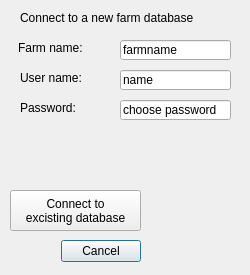
axelande/geodatafarm3, file widgets/connect_to_farm_base.ui: the form before one commit.
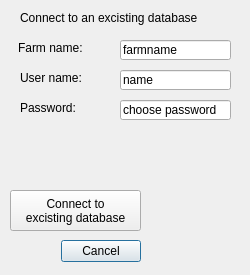
The form after the commit.

Patch:
```diff
--- a/widgets/connect_to_farm_base.ui
+++ b/widgets/connect_to_farm_base.ui
@@ -120,7 +120,7 @@
     </rect>
    </property>
    <property name="text">
-    <string>Connect to a new farm database</string>
+    <string>Connect to an excisting database</string>
    </property>
   </widget>
   <widget class="QPushButton" name="PBConnectExisting">
```
